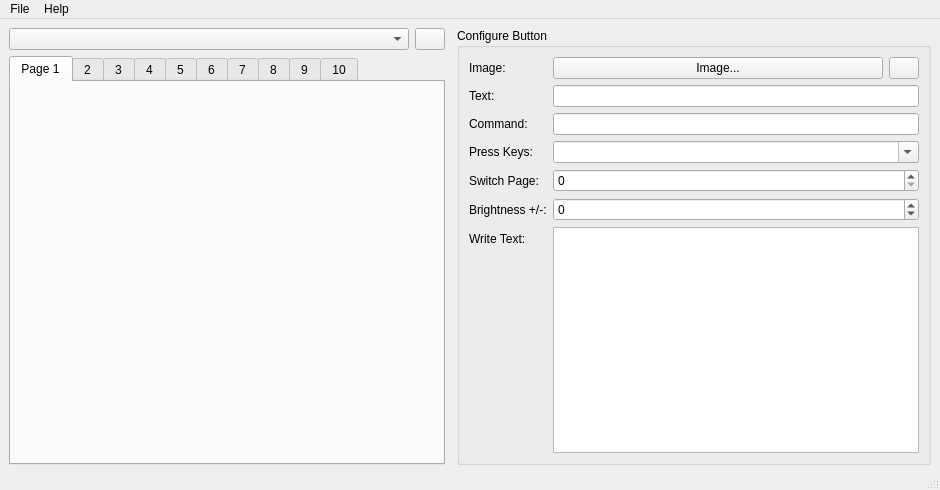
Above: streamdeck_ui/main.ui from timothycrosley/streamdeck-ui before the change. Below: the same form after it.
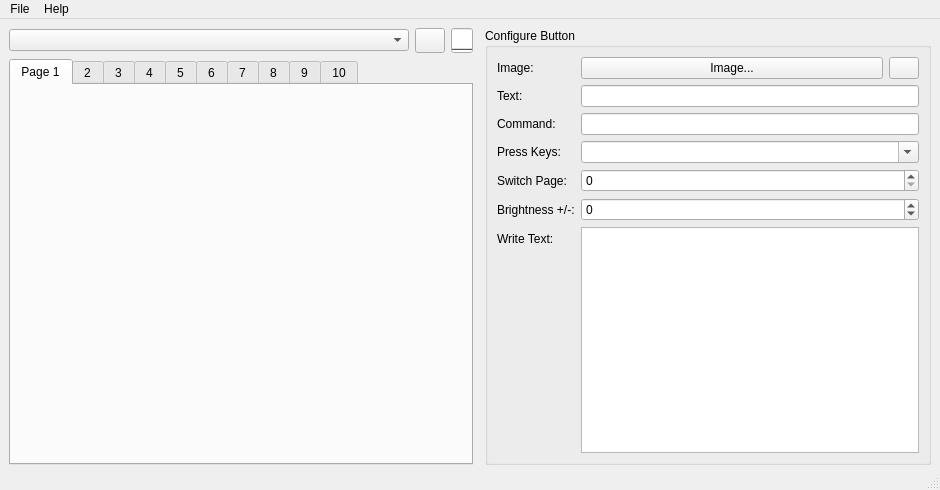
That is the form after the change. Icons and pictures are not drawn.

What changed in the file:
```diff
--- a/streamdeck_ui/main.ui
+++ b/streamdeck_ui/main.ui
@@ -108,6 +108,34 @@
             </property>
            </widget>
           </item>
+          <item>
+           <widget class="QProgressBar" name="cpu_usage">
+            <property name="sizePolicy">
+             <sizepolicy hsizetype="Fixed" vsizetype="Expanding">
+              <horstretch>0</horstretch>
+              <verstretch>0</verstretch>
+             </sizepolicy>
+            </property>
+            <property name="maximumSize">
+             <size>
+              <width>25</width>
+              <height>25</height>
+             </size>
+            </property>
+            <property name="maximum">
+             <number>100</number>
+            </property>
+            <property name="value">
+             <number>0</number>
+            </property>
+            <property name="orientation">
+             <enum>Qt::Vertical</enum>
+            </property>
+            <property name="format">
+             <string/>
+            </property>
+           </widget>
+          </item>
          </layout>
         </item>
         <item>
```
Left out of the diff: 2 changed lines with no effect on the pictures. Lines whose indentation alone changed are shown as unchanged.
